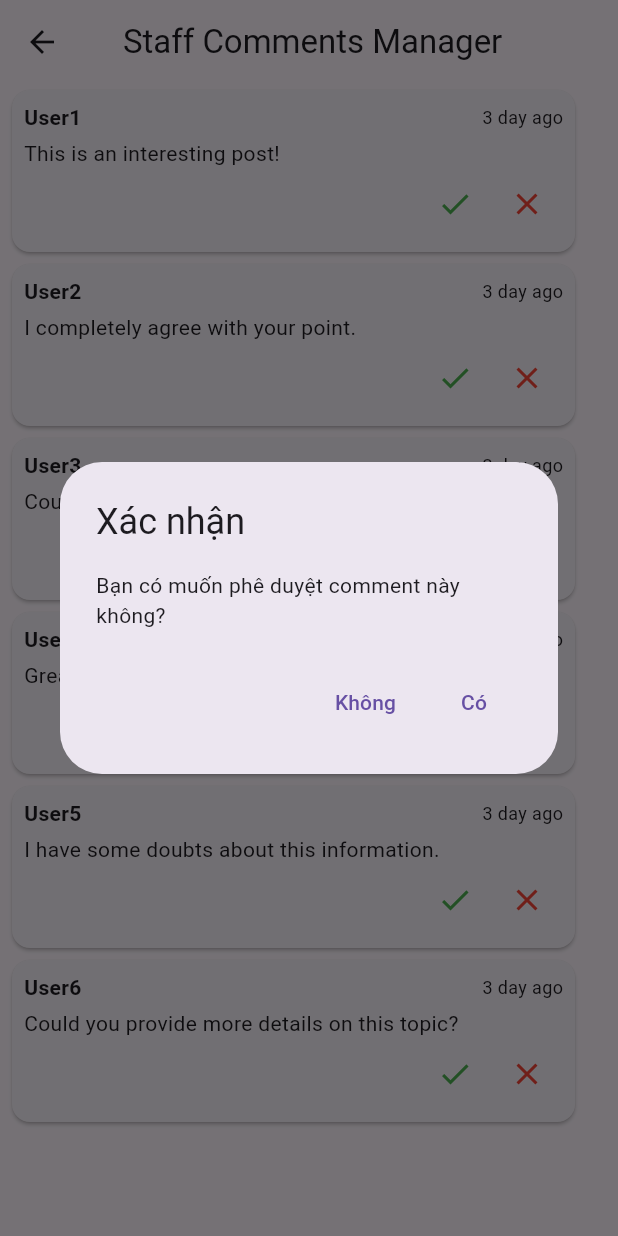
After one commit to Tan2DK/Doctor-Pet, a Flutter app: the StaffCommentView screen opened by its route, after a tap on the "check" icon, on a phone screen of 412 x 824 dp. The commit adds this screen. Run offline on Flutter 3.47's test engine with Material 3 defaults, Android fonts, the phone set to English and light mode, and no system bars; our stand-ins replace flutter_easyloading, get, responsive_framework, table_calendar.

Commit message:
staff comment management

```diff
--- /dev/null
+++ b/packages/doctor_pet/lib/core/data/staff_comment.dart
@@ -0,0 +1,22 @@
+enum ContentStatus { pending, approved, rejected }
+
+class Comment {
+  final String id; // Định danh duy nhất cho mỗi comment
+  final String commenter;
+  final String commentText;
+  final String commentTime;
+  ContentStatus status;
+
+  String? parentCommentId; // ID của comment gốc, null nếu đây là comment gốc
+
+  Comment({
+    required this.id,
+    required this.commenter,
+    required this.commentText,
+    required this.commentTime,
+    this.status = ContentStatus.pending,
+    this.parentCommentId,
+  });
+
+  // Các phương thức khác như addReply() có thể được cập nhật để xử lý logic liên quan đến parentCommentId
+}
--- /dev/null
+++ b/packages/doctor_pet/lib/data/data_mock/data_mock_staff_comment.dart
@@ -0,0 +1,46 @@
+import 'package:doctor_pet/core/data/staff_comment.dart';
+
+final List<Comment> mockComments = [
+  Comment(
+    id: "c1",
+    commenter: "User1",
+    commentText: "This is an interesting post!",
+    commentTime: "3 day ago",
+    status: ContentStatus.approved,
+  ),
+  Comment(
+    id: "c2",
+    commenter: "User2",
+    commentText: "I completely agree with your point.",
+    commentTime: "3 day ago",
+    status: ContentStatus.pending,
+  ),
+  Comment(
+    id: "r1",
+    commenter: "User3",
+    commentText: "Could you provide more details on this topic?",
+    commentTime: "3 day ago",
+    status: ContentStatus.rejected,
+  ),
+  Comment(
+    id: "c3",
+    commenter: "User4",
+    commentText: "Great insights, thank you for sharing.",
+    commentTime: "3 day ago",
+    status: ContentStatus.approved,
+  ),
+  Comment(
+    id: "r2",
+    commenter: "User5",
+    commentText: "I have some doubts about this information.",
+    commentTime: "3 day ago",
+    status: ContentStatus.pending,
+  ),
+  Comment(
+    id: "r9",
+    commenter: "User6",
+    commentText: "Could you provide more details on this topic?",
+    commentTime: "3 day ago",
+    status: ContentStatus.rejected,
+  ),
+];
--- a/packages/doctor_pet/lib/utils/app_routes.dart
+++ b/packages/doctor_pet/lib/utils/app_routes.dart
@@ -2,6 +2,7 @@ import 'package:doctor_pet/views/clinic_manager/staff/staff_view.dart';
 import 'package:doctor_pet/views/clinic_manager/medicine/clinic_medicine_view.dart';
 import 'package:doctor_pet/views/doctor/doctor_binding.dart';
 import 'package:doctor_pet/views/doctor/doctor_view.dart';
+import 'package:doctor_pet/views/staff/staff_comments/staff_comments_binding.dart';
 
 import 'package:get/get.dart';
 
@@ -24,6 +25,7 @@ import 'package:doctor_pet/views/pet/pet_binding.dart';
 
 import '../views/schedule/schedule_binding.dart';
 import '../views/schedule/schedule_view.dart';
+import '../views/staff/staff_comments/staff_comments_view.dart';
 
 class AppRoutes {
   AppRoutes._();
@@ -49,7 +51,6 @@ class AppRoutes {
       page: () => const ScheduleView(),
       binding: ScheduleBinding(),
     ),
-
     GetPage(
       name: RoutesName.clinicDoctor,
       page: () => const ClinicDoctorView(),
@@ -80,6 +81,11 @@ class AppRoutes {
       page: () => const StaffView(),
       binding: StaffBinding(),
     ),
+    GetPage(
+      name: RoutesName.staffComment,
+      page: () => StaffCommentView(),
+      binding: StaffCommentBinding(),
+    ),
   ];
 }
 
@@ -90,8 +96,9 @@ class RoutesName {
   static const String invoiceReport = '/invoice-report';
   static const String clinicMedicine = '/clinic-medicine';
   static const String medicineReport = '/medicine-report';
-  static const String clinicPatient= '/clinic-patient';
-  static const String clinicStaff= '/clinic-staff';
+  static const String clinicPatient = '/clinic-patient';
+  static const String clinicStaff = '/clinic-staff';
+  static const String staffComment = '/staff-comment';
   static const String pet = '/pet';
   static const String schedule = '/schedule';
   static const String nestedNavDoctor = 'nested_navigation_doctor';
--- /dev/null
+++ b/packages/doctor_pet/lib/views/staff/staff_comments/staff_comments_binding.dart
@@ -0,0 +1,9 @@
+import 'package:get/get.dart';
+import 'package:doctor_pet/views/staff/staff_comments/staff_comments_controller.dart';
+
+class StaffCommentBinding extends Bindings {
+  @override
+  void dependencies() {
+    Get.lazyPut<StaffCommentController>(() => StaffCommentController());
+  }
+}
--- /dev/null
+++ b/packages/doctor_pet/lib/views/staff/staff_comments/staff_comments_controller.dart
@@ -0,0 +1,99 @@
+import 'package:doctor_pet/core/data/staff_comment.dart';
+import 'package:doctor_pet/data/data_mock/data_mock_staff_comment.dart';
+import 'package:flutter/material.dart';
+import 'package:get/get.dart';
+
+class StaffCommentController extends GetxController {
+  Rx<List<Comment>> comments = Rx<List<Comment>>([]);
+
+  @override
+  void onInit() {
+    super.onInit();
+    comments.value = mockComments; // Giả sử bạn đã có mockComments
+  }
+
+  void approveComment(Comment comment) {
+    final index = comments.value.indexOf(comment);
+    if (index != -1) {
+      // Cập nhật trạng thái phê duyệt của comment
+      // comments.value[index].isApproved = true;
+      comments.refresh(); // Cập nhật UI
+
+      // Hiển thị thông báo thành công
+      Get.snackbar(
+        'Thành công',
+        'Comment đã được phê duyệt.',
+        snackPosition: SnackPosition.TOP,
+        backgroundColor: Colors.green,
+        colorText: Colors.white,
+        icon: const Icon(Icons.check_circle, color: Colors.white),
+      );
+    }
+  }
+
+  void showApproveConfirmationDialog(BuildContext context, Comment comment) {
+    showDialog(
+      context: context,
+      builder: (BuildContext context) {
+        return AlertDialog(
+          title: const Text('Xác nhận'),
+          content: const Text('Bạn có muốn phê duyệt comment này không?'),
+          actions: <Widget>[
+            TextButton(
+              child: const Text('Không'),
+              onPressed: () => Navigator.of(context).pop(),
+            ),
+            TextButton(
+              child: const Text('Có'),
+              onPressed: () {
+                approveComment(comment);
+                Navigator.of(context).pop(); // Đóng dialog
+                // Hiển thị thông báo phê duyệt thành công
+              },
+            ),
+          ],
+        );
+      },
+    );
+  }
+
+  void showDeleteConfirmationDialog(BuildContext context, Comment comment) {
+    showDialog(
+      context: context,
+      builder: (BuildContext context) {
+        return AlertDialog(
+          title: const Text('Xác nhận'),
+          content: const Text('Bạn có muốn xóa comment này không?'),
+          actions: <Widget>[
+            TextButton(
+              child: const Text('Không'),
+              onPressed: () => Navigator.of(context).pop(),
+            ),
+            TextButton(
+              child: const Text('Có'),
+              onPressed: () {
+                deleteComment(comment);
+                Navigator.of(context).pop(); // Đóng dialog
+                // Hiển thị thông báo xóa thành công
+                Get.snackbar(
+                  'Thành công', // Tiêu đề
+                  'Comment đã được xóa thành công.', // Nội dung thông báo
+                  snackPosition: SnackPosition.TOP, // Vị trí hiển thị
+                  backgroundColor: Colors.green, // Màu nền xanh lá
+                  colorText: Colors.white, // Màu chữ trắng
+                  icon: const Icon(Icons.check_circle,
+                      color: Colors.white), // Thêm icon màu trắng nếu muốn
+                );
+              },
+            ),
+          ],
+        );
+      },
+    );
+  }
+
+  void deleteComment(Comment comment) {
+    comments.value.remove(comment);
+    comments.refresh(); // Cập nhật UI
+  }
+}
--- /dev/null
+++ b/packages/doctor_pet/lib/views/staff/staff_comments/staff_comments_view.dart
@@ -0,0 +1,105 @@
+import 'package:flutter/material.dart';
+import 'package:get/get.dart';
+import 'package:doctor_pet/core/data/staff_comment.dart';
+
+import 'package:doctor_pet/views/staff/staff_comments/staff_comments_controller.dart';
+
+class StaffCommentView extends GetView<StaffCommentController> {
+  StaffCommentView({Key? key}) : super(key: key);
+
+  final commentController = TextEditingController();
+
+  @override
+  Widget build(BuildContext context) {
+    return Scaffold(
+      appBar: AppBar(
+        title: const Align(
+          alignment: Alignment.centerLeft,
+          child: Padding(
+            padding:
+                EdgeInsets.only(left: 10.0), // Đẩy tiêu đề sang trái một chút
+            child: Text("Staff Comments Manager"),
+          ),
+        ),
+        centerTitle: false, // Đặt false để cho phép title căn chỉnh sang trái
+      ),
+      body: Column(
+        children: [
+          Expanded(
+            child: Obx(
+              () => ListView.builder(
+                itemCount: controller.comments.value.length,
+                itemBuilder: (context, index) {
+                  final comment = controller.comments.value[index];
+
+                  final replies = controller.comments.value
+                      .where((c) => c.parentCommentId == comment.id)
+                      .toList();
+                  return _buildCommentItem(context, comment, replies);
+                },
+              ),
+            ),
+          ),
+        ],
+      ),
+    );
+  }
+
+  Widget _buildCommentItem(
+      BuildContext context, Comment comment, List<Comment> replies) {
+    return Align(
+      alignment: Alignment.centerLeft,
+      child: SizedBox(
+        width: MediaQuery.of(context).size.width * 0.95,
+        child: Card(
+          margin: const EdgeInsets.symmetric(vertical: 4, horizontal: 8),
+          child: Padding(
+            padding: const EdgeInsets.all(8.0),
+            child: Column(
+              crossAxisAlignment: CrossAxisAlignment.start,
+              children: [
+                Row(
+                  children: [
+                    Expanded(
+                      child: Text(comment.commenter,
+                          style: const TextStyle(fontWeight: FontWeight.bold)),
+                    ),
+                    Text(
+                      comment.commentTime,
+                      style: const TextStyle(
+                        fontWeight: FontWeight.normal,
+                        fontSize: 12,
+                      ),
+                    ),
+                  ],
+                ),
+                const SizedBox(height: 4),
+                Text(comment.commentText),
+                Row(
+                  mainAxisAlignment: MainAxisAlignment.end,
+                  children: [
+                    IconButton(
+                      icon: const Icon(Icons.check, color: Colors.green),
+                      onPressed: () {
+                        controller.showApproveConfirmationDialog(
+                            context, comment);
+                      },
+                    ),
+                    IconButton(
+                      icon: const Icon(Icons.close, color: Colors.red),
+                      onPressed: () {
+                        // Sử dụng phương thức từ controller để hiển thị dialog xác nhận
+                        controller.showDeleteConfirmationDialog(
+                            context, comment);
+                      },
+                    ),
+                  ],
+                ),
+              ],
+            ),
+          ),
+        ),
+      ),
+    );
+  }
+}
```
